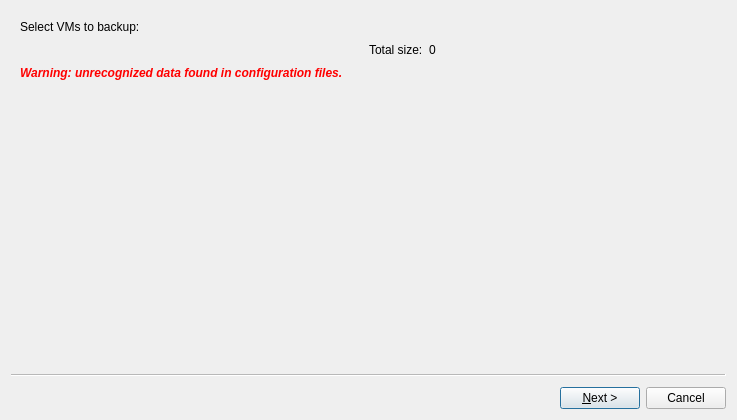
Before: the Qt Designer form ui/backupdlg.ui in QubesOS/qubes-manager, drawn with Qt 5.
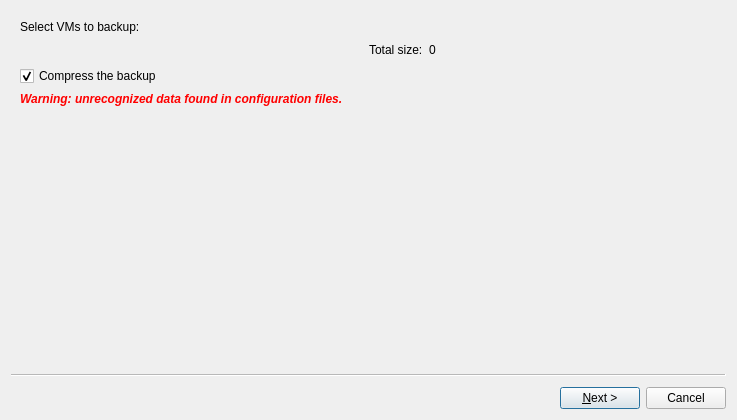
After: the same form once the commit is applied.

Commit message:
Added 'compression' checkbox to backup GUI
Added 'compress the backup' checkbox to the backup GUI.

fixes QubesOS/qubes-issues#943

What changed in the file:
```diff
--- a/ui/backupdlg.ui
+++ b/ui/backupdlg.ui
@@ -80,6 +80,16 @@
       </item>
      </layout>
     </item>
+    <item>
+     <widget class="QCheckBox" name="compress_checkbox">
+      <property name="text">
+       <string>Compress the backup</string>
+      </property>
+      <property name="checked">
+       <bool>true</bool>
+      </property>
+     </widget>
+    </item>
     <item>
      <widget class="QLabel" name="unrecognized_config_label">
       <property name="palette">
```
The commit also changes 2 other files.
